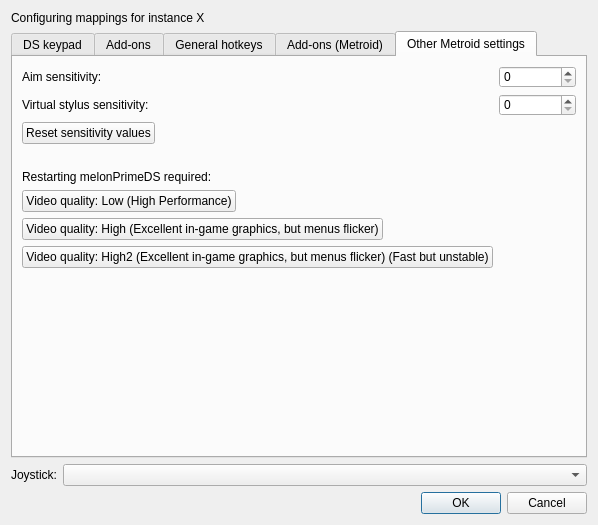
Old version of the form src/frontend/qt_sdl/InputConfig/InputConfigDialog.ui in the repository ag-advania/melonPrimeDS.
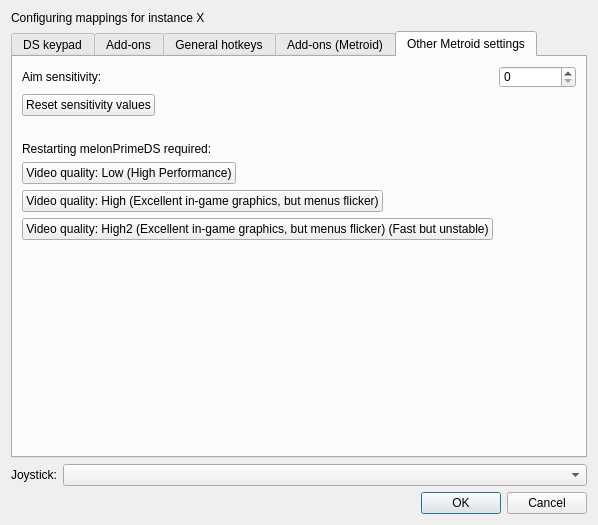
New version of the form. The open tabs and pages were chosen to show the change. Icons and pictures are not drawn.

What changed in the file:
```diff
--- a/src/frontend/qt_sdl/InputConfig/InputConfigDialog.ui
+++ b/src/frontend/qt_sdl/InputConfig/InputConfigDialog.ui
@@ -2317,32 +2317,8 @@
 				    </widget>
 			    </item>
 
-			    <!-- Virtual stylus sensitivity configuration -->
-			    <item row="1" column="0">
-				    <!-- Label for virtual stylus sensitivity -->
-				    <widget class="QLabel" name="metroidVirtualStylusSensitvityLabel">
-					    <property name="text">
-						    <string>Virtual stylus sensitivity:</string>
-					    </property>
-				    </widget>
-			    </item>
-			    <item row="1" column="1">
-				    <!-- Spin box for virtual stylus sensitivity value (range: 0-999) -->
-				    <widget class="QSpinBox" name="metroidVirtualStylusSensitvitySpinBox">
-					    <property name="minimum">
-						    <number>0</number>
-					    </property>
-					    <property name="maximum">
-						    <number>999</number>
-					    </property>
-					    <property name="value">
-						    <number>0</number>
-					    </property>
-				    </widget>
-			    </item>
-
 			    <!-- Reset button for sensitivity settings -->
-			    <item row="2" column="0">
+			    <item row="1" column="0">
 				    <widget class="QPushButton" name="metroidResetSensitivityValues">
 					    <property name="text">
 						    <string>Reset sensitivity values</string>
@@ -2351,7 +2327,7 @@
 			    </item>
 
 			    <!-- Add vertical spacing -->
-			    <item row="3" column="0">
+			    <item row="2" column="0">
 				    <widget class="QLabel" name="emptyLabel">
 					    <property name="text">
 						    <string> </string>
@@ -2359,7 +2335,7 @@
 				    </widget>
 			    </item>
 
-			    <item row="4" column="0">
+			    <item row="3" column="0">
 				    <!-- Label for metroidSetVideoQuality -->
 				    <widget class="QLabel" name="metroidSetVideoQualityLabel">
 					    <property name="text">
@@ -2370,7 +2346,7 @@
 
 
 			    <!-- Low quality -->
-			    <item row="5" column="0">
+			    <item row="4" column="0">
 				    <widget class="QPushButton" name="metroidSetVideoQualityToLow">
 					    <property name="text">
 						    <string>Video quality: Low (High Performance)</string>
@@ -2379,7 +2355,7 @@
 			    </item>
 
 			    <!-- High quality -->
-			    <item row="6" column="0">
+			    <item row="5" column="0">
 				    <widget class="QPushButton" name="metroidSetVideoQualityToHigh">
 					    <property name="text">
 						    <string>Video quality: High (Excellent in-game graphics, but menus flicker)</string>
@@ -2388,7 +2364,7 @@
 			    </item>
 
 				<!-- High2 quality -->
-				<item row="7" column="0">
+				<item row="6" column="0">
 					<widget class="QPushButton" name="metroidSetVideoQualityToHigh2">
 						<property name="text">
 							<string>Video quality: High2 (Excellent in-game graphics, but menus flicker) (Fast but unstable)</string>
```
